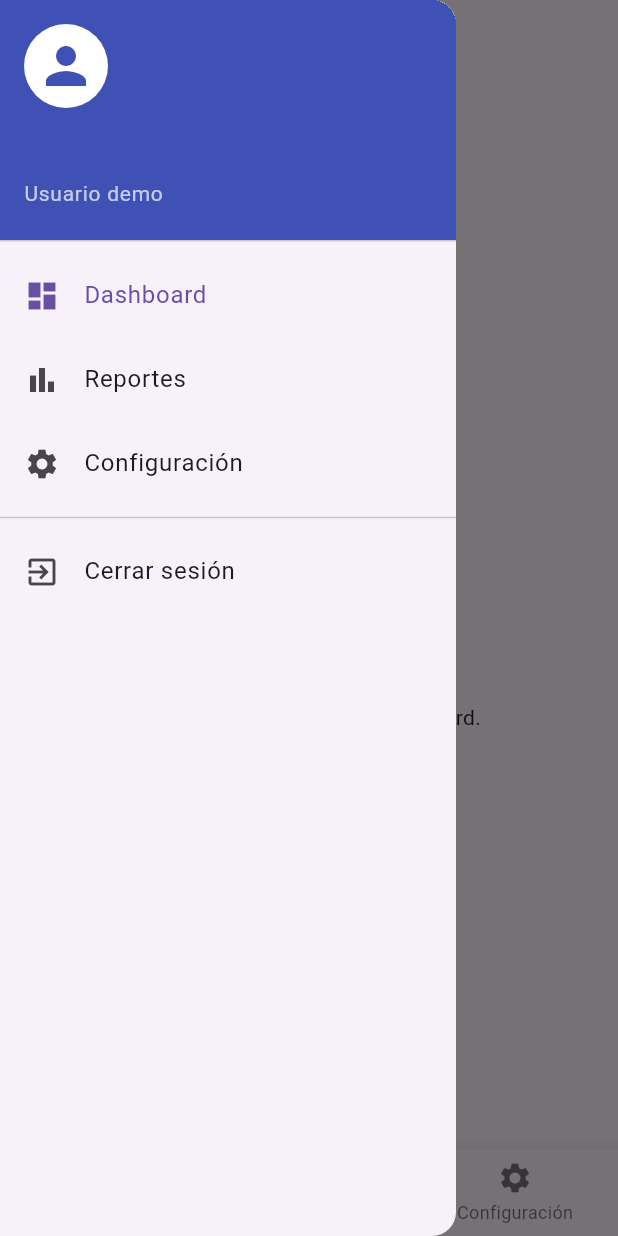
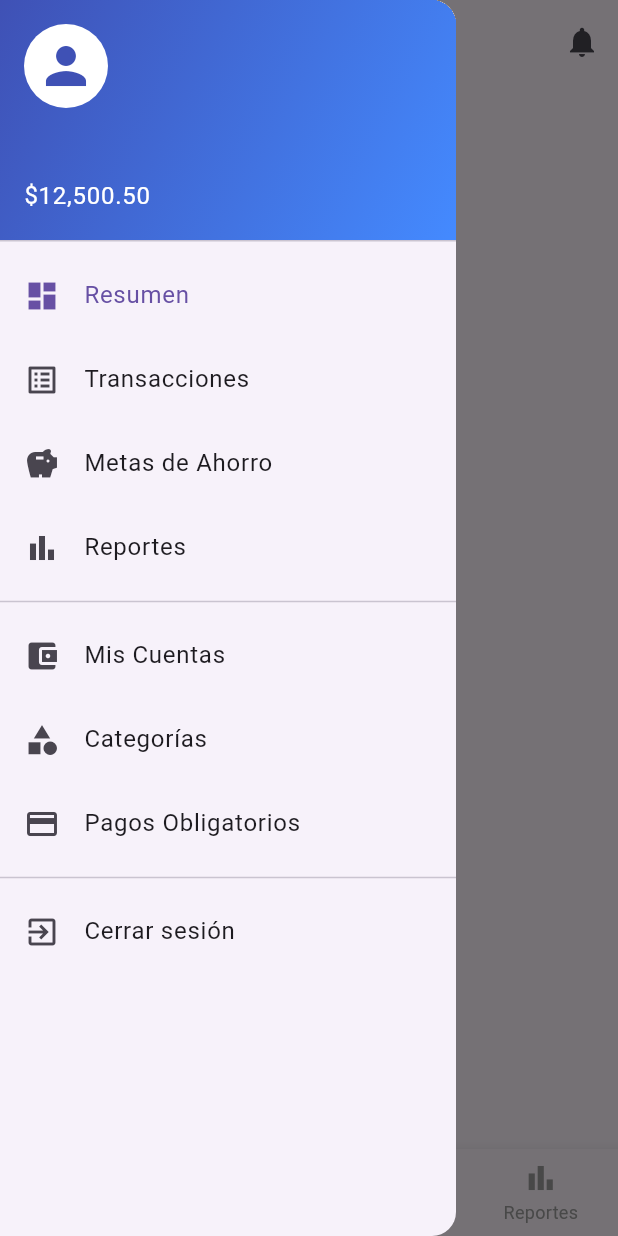
Before and after one commit to jesus2419/financial_app, a Flutter app: the MainScreen screen opened directly with empty values, with the side drawer open, on a phone screen of 412 x 824 dp. Run offline on Flutter 3.47's test engine with Material 3 defaults, Android fonts, the phone set to English and light mode, and no system bars; our stand-ins replace sqflite; accounts and stored records are empty.

Commit message:
incorporacion de pantallas

```diff
--- a/financial_app/lib/view/homescreen.dart
+++ b/financial_app/lib/view/homescreen.dart
@@ -1,4 +1,6 @@
 import 'package:flutter/material.dart';
+import 'package:intl/intl.dart';
+import 'package:intl/date_symbol_data_local.dart';
 
 class MainScreen extends StatefulWidget {
   final String userName;
@@ -10,44 +12,23 @@ class MainScreen extends StatefulWidget {
 
 class _MainScreenState extends State<MainScreen> {
   int _selectedIndex = 0;
+  DateTime _currentDate = DateTime.now();
+  final NumberFormat _currencyFormat = NumberFormat.currency(symbol: '\$');
+  bool _localeReady = false;
 
-  static const List<Widget> _dummyPages = [
-    Center(
-      child: Column(
-        mainAxisAlignment: MainAxisAlignment.center,
-        children: [
-          Icon(Icons.dashboard, size: 80, color: Colors.indigo),
-          SizedBox(height: 16),
-          Text('Dashboard', style: TextStyle(fontSize: 22, fontWeight: FontWeight.bold)),
-          SizedBox(height: 8),
-          Text('Información dummy del dashboard.'),
-        ],
-      ),
-    ),
-    Center(
-      child: Column(
-        mainAxisAlignment: MainAxisAlignment.center,
-        children: [
-          Icon(Icons.bar_chart, size: 80, color: Colors.green),
-          SizedBox(height: 16),
-          Text('Reportes', style: TextStyle(fontSize: 22, fontWeight: FontWeight.bold)),
-          SizedBox(height: 8),
-          Text('Información dummy de reportes.'),
-        ],
-      ),
-    ),
-    Center(
-      child: Column(
-        mainAxisAlignment: MainAxisAlignment.center,
-        children: [
-          Icon(Icons.settings, size: 80, color: Colors.orange),
-          SizedBox(height: 16),
-          Text('Configuración', style: TextStyle(fontSize: 22, fontWeight: FontWeight.bold)),
-          SizedBox(height: 8),
-          Text('Opciones dummy de configuración.'),
-        ],
-      ),
-    ),
+  // Datos de ejemplo (deberías reemplazarlos con tus modelos reales)
+  final double _totalBalance = 12500.50;
+  final Map<String, double> _accountBalances = {
+    'Efectivo': 3500.00,
+    'Banco ABC': 7000.50,
+    'Tarjeta Crédito': -2000.00,
+  };
+
+  static const List<Widget> _appSections = [
+    DashboardSection(),
+    TransactionsSection(),
+    GoalsSection(),
+    ReportsSection(),
   ];
 
   void _onItemTapped(int index) {
@@ -57,19 +38,61 @@ class _MainScreenState extends State<MainScreen> {
   }
 
   @override
+  void initState() {
+    super.initState();
+    initializeDateFormatting('es').then((_) {
+      setState(() {
+        _localeReady = true;
+      });
+    });
+  }
+
+  @override
   Widget build(BuildContext context) {
+    if (!_localeReady) {
+      return const Scaffold(
+        body: Center(child: CircularProgressIndicator()),
+      );
+    }
+
     return Scaffold(
       appBar: AppBar(
-        title: Text('Inicio (${widget.userName})'),
+        title: Column(
+          crossAxisAlignment: CrossAxisAlignment.start,
+          children: [
+            Text('Hola, ${widget.userName}'),
+            Text(
+              DateFormat('EEEE, d MMMM', 'es').format(_currentDate),
+              style: const TextStyle(fontSize: 14, fontWeight: FontWeight.normal),
             ),
-      drawer: Drawer(
+          ],
+        ),
+        actions: [
+          IconButton(
+            icon: const Icon(Icons.notifications),
+            onPressed: () {},
+          ),
+        ],
+      ),
+      drawer: _buildDrawer(context),
+      body: _appSections[_selectedIndex],
+      bottomNavigationBar: _buildBottomNavigationBar(),
+      floatingActionButton: _selectedIndex == 1 ? _buildAddTransactionButton() : null,
+    );
+  }
+
+  Widget _buildDrawer(BuildContext context) {
+    return Drawer(
       child: ListView(
         padding: EdgeInsets.zero,
         children: [
           DrawerHeader(
             decoration: const BoxDecoration(
-                color: Colors.indigo,
-              ),
+              gradient: LinearGradient(
+                colors: [Colors.indigo, Colors.blueAccent],
+                begin: Alignment.topLeft,
+                end: Alignment.bottomRight,
+              )),
             child: Column(
               crossAxisAlignment: CrossAxisAlignment.start,
               children: [
@@ -84,72 +107,114 @@ class _MainScreenState extends State<MainScreen> {
                   style: const TextStyle(color: Colors.white, fontSize: 20, fontWeight: FontWeight.bold),
                 ),
                 const SizedBox(height: 4),
-                  const Text(
-                    'Usuario demo',
-                    style: TextStyle(color: Colors.white70, fontSize: 14),
+                Text(
+                  _currencyFormat.format(_totalBalance),
+                  style: const TextStyle(color: Colors.white, fontSize: 16),
                 ),
               ],
             ),
           ),
-            ListTile(
-              leading: const Icon(Icons.dashboard),
-              title: const Text('Dashboard'),
-              selected: _selectedIndex == 0,
+          _buildDrawerItem(Icons.dashboard, 'Resumen', 0),
+          _buildDrawerItem(Icons.list_alt, 'Transacciones', 1),
+          _buildDrawerItem(Icons.savings, 'Metas de Ahorro', 2),
+          _buildDrawerItem(Icons.bar_chart, 'Reportes', 3),
+          const Divider(),
+          _buildDrawerItem(Icons.account_balance_wallet, 'Mis Cuentas', -1),
+          _buildDrawerItem(Icons.category, 'Categorías', -1),
+          _buildDrawerItem(Icons.payment, 'Pagos Obligatorios', -1),
+          const Divider(),
+          _buildDrawerItem(Icons.exit_to_app, 'Cerrar sesión', -1),
+        ],
+      ),
+    );
+  }
+
+  ListTile _buildDrawerItem(IconData icon, String title, int index) {
+    return ListTile(
+      leading: Icon(icon),
+      title: Text(title),
+      selected: _selectedIndex == index,
       onTap: () {
         Navigator.pop(context);
-                _onItemTapped(0);
+        if (index >= 0) {
+          _onItemTapped(index);
+        }
+        // Aquí deberías manejar la navegación para los ítems con index negativo
       },
-            ),
-            ListTile(
-              leading: const Icon(Icons.bar_chart),
-              title: const Text('Reportes'),
-              selected: _selectedIndex == 1,
-              onTap: () {
-                Navigator.pop(context);
-                _onItemTapped(1);
-              },
-            ),
-            ListTile(
-              leading: const Icon(Icons.settings),
-              title: const Text('Configuración'),
-              selected: _selectedIndex == 2,
-              onTap: () {
-                Navigator.pop(context);
-                _onItemTapped(2);
-              },
-            ),
-            const Divider(),
-            ListTile(
-              leading: const Icon(Icons.exit_to_app),
-              title: const Text('Cerrar sesión'),
-              onTap: () {
-                Navigator.pop(context);
-                Navigator.of(context).pop();
-              },
-            ),
-          ],
-        ),
-      ),
-      body: _dummyPages[_selectedIndex],
-      bottomNavigationBar: BottomNavigationBar(
+    );
+  }
+
+  Widget _buildBottomNavigationBar() {
+    return BottomNavigationBar(
       currentIndex: _selectedIndex,
       onTap: _onItemTapped,
+      type: BottomNavigationBarType.fixed,
       selectedItemColor: Colors.indigo,
+      unselectedItemColor: Colors.grey,
       items: const [
         BottomNavigationBarItem(
           icon: Icon(Icons.dashboard),
-            label: 'Dashboard',
+          label: 'Resumen',
+        ),
+        BottomNavigationBarItem(
+          icon: Icon(Icons.list_alt),
+          label: 'Transacciones',
+        ),
+        BottomNavigationBarItem(
+          icon: Icon(Icons.savings),
+          label: 'Metas',
         ),
         BottomNavigationBarItem(
           icon: Icon(Icons.bar_chart),
           label: 'Reportes',
         ),
-          BottomNavigationBarItem(
-            icon: Icon(Icons.settings),
-            label: 'Configuración',
-          ),
       ],
-      ),
+    );
+  }
+
+  Widget _buildAddTransactionButton() {
+    return FloatingActionButton(
+      backgroundColor: Colors.indigo,
+      child: const Icon(Icons.add, color: Colors.white),
+      onPressed: () {
+        // Navegar a pantalla de agregar transacción
+      },
     );
   }
 }
+
+// Secciones de la aplicación (deberías mover cada una a su propio archivo)
+class DashboardSection extends StatelessWidget {
+  const DashboardSection({super.key});  // Añade const y key
+  @override
+  Widget build(BuildContext context) {
+    return const Center(child: Text('Vista de Resumen'));
+  }
+}
+
+class TransactionsSection extends StatelessWidget {
+    const TransactionsSection({super.key});
+
+  @override
+  Widget build(BuildContext context) {
+    return const Center(child: Text('Vista de Transacciones'));
+  }
+}
+
+class GoalsSection extends StatelessWidget {
+    const GoalsSection({super.key});
+
+  @override
+  Widget build(BuildContext context) {
+    return const Center(child: Text('Vista de Metas de Ahorro'));
+  }
+}
+
+class ReportsSection extends StatelessWidget {
+    const ReportsSection({super.key});
+
+  @override
+  Widget build(BuildContext context) {
+    return const Center(child: Text('Vista de Reportes'));
+  }
+}
--- a/financial_app/pubspec.yaml
+++ b/financial_app/pubspec.yaml
@@ -14,6 +14,8 @@ dependencies:
   sqflite: ^2.4.2  # Usando la versión exacta que aparece como disponible
   path: 1.9.1      # Versión exacta que muestra como disponible
   cupertino_icons: ^1.0.8
+  intl: ^0.18.1  # Agrega esta línea
+
 
 dev_dependencies:
   flutter_test:
```
Also changed, not shown: financial_app/pubspec.lock. Lines whose indentation alone changed are shown as unchanged.
